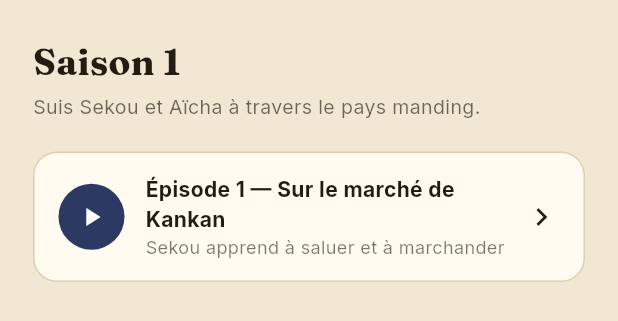
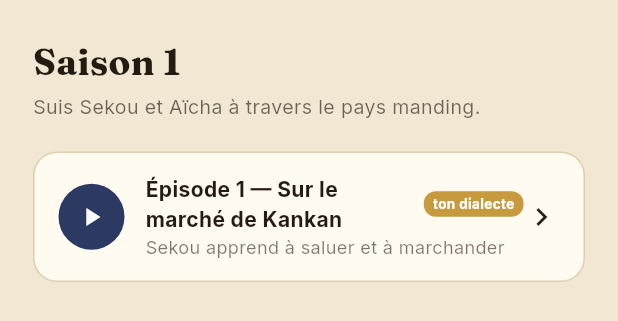
Before and after one commit to boubacarsidibe/nkokaran, a Flutter app: the StoryListScreen widget shown alone on an empty page, opened directly with empty values, on a phone screen of 412 x 824 dp. Shown: the top 321 px of the screen. Run offline on Flutter 3.47's test engine with Material 3 defaults, Android fonts, the phone set to English and light mode, and no system bars; our stand-ins replace cloud_firestore, firebase_auth, firebase_core, flutter_tts, google_fonts, shared_preferences and 1 more; accounts and stored records are empty; network calls fail.

Commit message:
feat(profile): branche la preference de dialecte
Ajoute un selecteur de dialecte (maninka/bambara/dioula) dans le
profil, persiste dans preferredDialect, et met en avant les episodes
dont un personnage correspond au dialecte choisi.

Co-Authored-By: Claude Sonnet 5 <noreply@anthropic.com>
Claude-Session: https://claude.ai/code/session_01MVikwX7tzSBCqpyZNmr86A

```diff
--- a/lib/screens/story_list_screen.dart
+++ b/lib/screens/story_list_screen.dart
@@ -41,11 +41,14 @@ class StoryListScreen extends StatelessWidget {
                     final ep = storyEpisodes[i];
                     final unlocked = i == 0 || progress.completedEpisodes.contains(storyEpisodes[i - 1].id);
                     final done = progress.completedEpisodes.contains(ep.id);
+                    final matchesDialect =
+                        ep.characters.any((c) => c.dialect.label == progress.preferredDialect);
                     return _EpisodeRow(
                       index: i,
                       episode: ep,
                       unlocked: unlocked,
                       done: done,
+                      matchesDialect: matchesDialect,
                       onTap: unlocked ? () => onPlay(ep) : null,
                     );
                   },
@@ -64,9 +67,17 @@ class _EpisodeRow extends StatelessWidget {
   final StoryEpisode episode;
   final bool unlocked;
   final bool done;
+  final bool matchesDialect;
   final VoidCallback? onTap;
 
-  const _EpisodeRow({required this.index, required this.episode, required this.unlocked, required this.done, required this.onTap});
+  const _EpisodeRow({
+    required this.index,
+    required this.episode,
+    required this.unlocked,
+    required this.done,
+    required this.matchesDialect,
+    required this.onTap,
+  });
 
   @override
   Widget build(BuildContext context) {
@@ -106,8 +117,26 @@ class _EpisodeRow extends StatelessWidget {
                     child: Column(
                       crossAxisAlignment: CrossAxisAlignment.start,
                       children: [
-                        Text("Épisode ${index + 1} — ${episode.title}",
-                            style: AppText.inter(fontSize: 14, fontWeight: FontWeight.w700)),
+                        Row(
+                          children: [
+                            Flexible(
+                              child: Text("Épisode ${index + 1} — ${episode.title}",
+                                  style: AppText.inter(fontSize: 14, fontWeight: FontWeight.w700)),
+                            ),
+                            if (matchesDialect) ...[
+                              const SizedBox(width: 6),
+                              Container(
+                                padding: const EdgeInsets.symmetric(horizontal: 6, vertical: 2),
+                                decoration: BoxDecoration(
+                                  color: AppColors.gold,
+                                  borderRadius: BorderRadius.circular(8),
+                                ),
+                                child: Text("ton dialecte",
+                                    style: AppText.inter(fontSize: 9, fontWeight: FontWeight.w700, color: Colors.white)),
+                              ),
+                            ],
+                          ],
+                        ),
                         Text(episode.subtitle, style: AppText.inter(fontSize: 12, color: AppColors.ink.withValues(alpha: 0.6))),
                       ],
                     ),
```
Also changed, not shown: lib/main.dart (+9 -0 lines), lib/screens/profile_screen.dart (+38 -0 lines).
